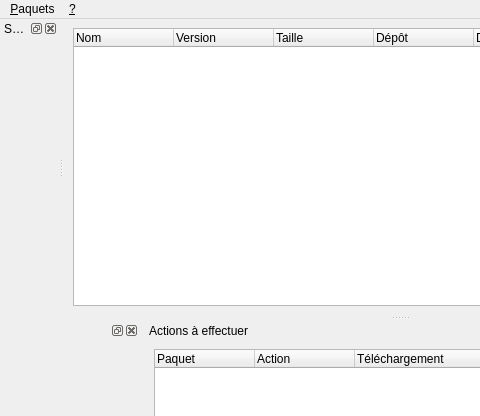
Above: pkgui/mainwindow.ui from steckdenis/logram-setup before the change; both pictures show x 0 to 480 and y 0 to 416 of the 800 by 600 pixel window. Below: the same form after it.
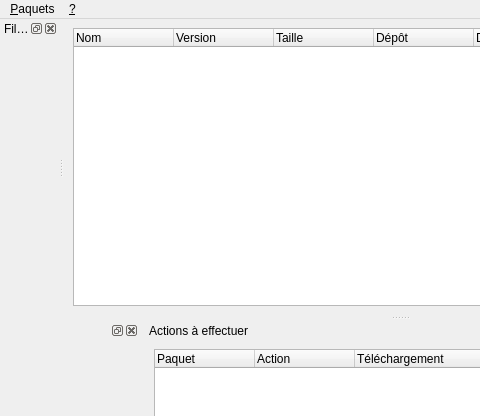
That is the form after the change.

Commit message: Jokester told me the old title was not the best.

Patch:
```diff
--- a/pkgui/mainwindow.ui
+++ b/pkgui/mainwindow.ui
@@ -178,7 +178,7 @@
     </sizepolicy>
    </property>
    <property name="windowTitle">
-    <string>Sections</string>
+    <string>Filtrer</string>
    </property>
    <attribute name="dockWidgetArea">
     <number>1</number>
```
The commit also changes 1 other file.
